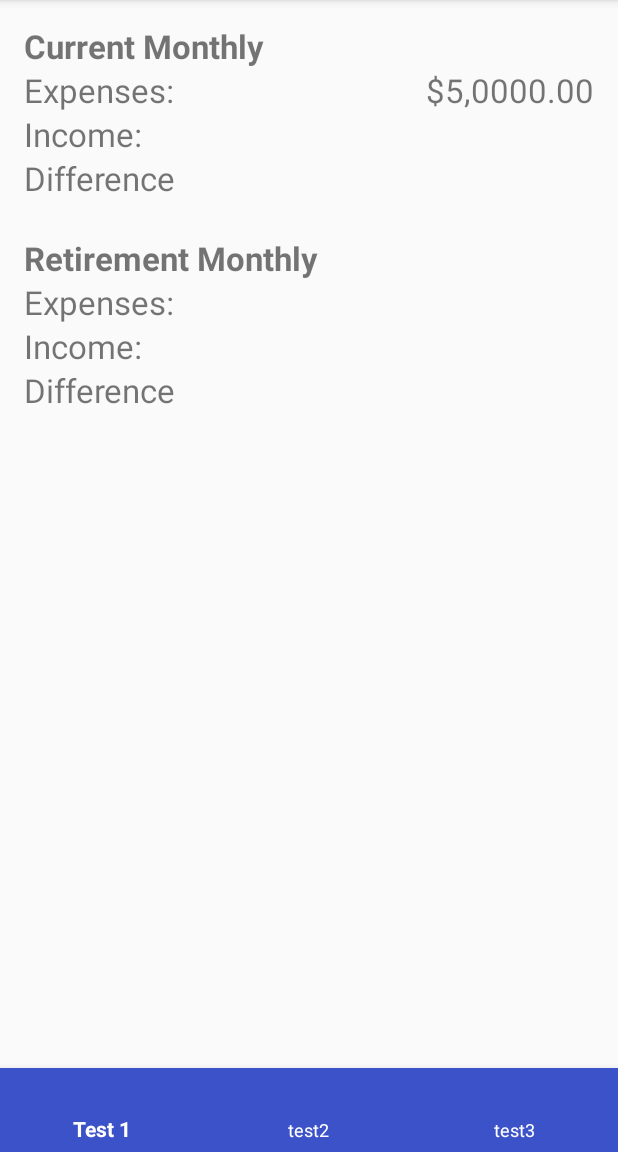
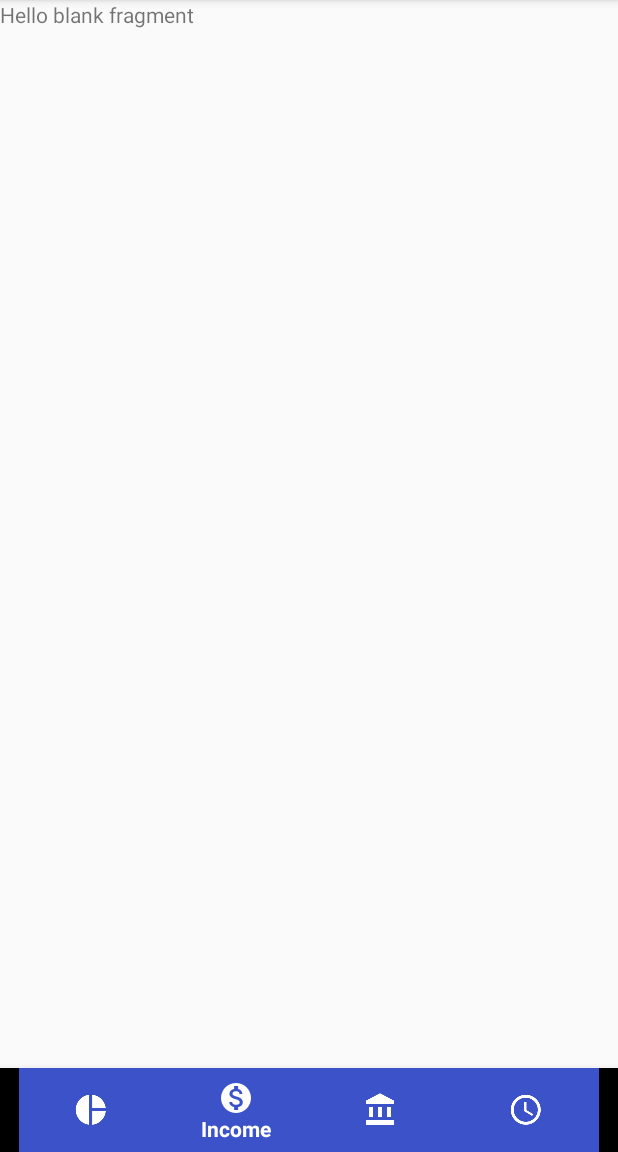
Before and after one commit to emuhlestein/FinancialPlanner, an Android app: the SummaryActivity screen opened directly, with no data from a screen before it, item 2 of the bottom bar chosen, on a phone screen of 412 x 824 dp, the part 84-1236 px from its top. Run offline under Robolectric (Android 15) with nearby library versions, the phone set to English and light mode, and no system bars; our stand-ins replace ButterKnife.

Commit message:
Add fragment for expenses, income, taxes and milestones.

```diff
--- /dev/null
+++ b/retirementhelper/src/main/java/com/intelliviz/retirementhelper/ui/IncomeFragment.java
@@ -0,0 +1,34 @@
+package com.intelliviz.retirementhelper.ui;
+
+
+import android.os.Bundle;
+import android.support.v4.app.Fragment;
+import android.view.LayoutInflater;
+import android.view.View;
+import android.view.ViewGroup;
+
+import com.intelliviz.retirementhelper.R;
+
+public class IncomeFragment extends Fragment {
+
+    public IncomeFragment() {
+        // Required empty public constructor
+    }
+
+    public static IncomeFragment newInstance() {
+        IncomeFragment fragment = new IncomeFragment();
+        return fragment;
+    }
+
+    @Override
+    public void onCreate(Bundle savedInstanceState) {
+        super.onCreate(savedInstanceState);
+    }
+
+    @Override
+    public View onCreateView(LayoutInflater inflater, ViewGroup container,
+                             Bundle savedInstanceState) {
+        // Inflate the layout for this fragment
+        return inflater.inflate(R.layout.fragment_expenses, container, false);
+    }
+}
--- a/retirementhelper/src/main/java/com/intelliviz/retirementhelper/ui/SummaryActivity.java
+++ b/retirementhelper/src/main/java/com/intelliviz/retirementhelper/ui/SummaryActivity.java
@@ -19,6 +19,10 @@ import butterknife.ButterKnife;
 
 public class SummaryActivity extends AppCompatActivity {
     private static final String SUMMARY_FRAG_TAG = "summary frag tag";
+    private static final String EXPENSES_FRAG_TAG = "expenses frag tag";
+    private static final String INCOME_FRAG_TAG = "income frag tag";
+    private static final String TAXES_FRAG_TAG = "taxes frag tag";
+    private static final String MILESTONES_FRAG_TAG = "milestones frag tag";
     @Bind(R.id.summary_toolbar) Toolbar mToolbar;
     @Bind(R.id.bottom_navigation) BottomNavigationView mBottonNavigation;
 
@@ -47,9 +51,38 @@ public class SummaryActivity extends AppCompatActivity {
         mBottonNavigation.setOnNavigationItemSelectedListener(new BottomNavigationView.OnNavigationItemSelectedListener() {
             @Override
             public boolean onNavigationItemSelected(@NonNull MenuItem item) {
+                FragmentManager fm = getSupportFragmentManager();
+                Fragment fragment = null;
+                FragmentTransaction ft = null;
                 switch(item.getItemId()) {
+                    case R.id.expenses_menu:
+                        fragment = ExpensesFragment.newInstance();
+                        ft = fm.beginTransaction();
+                        ft.replace(R.id.content_frame, fragment, EXPENSES_FRAG_TAG);
+                        ft.commit();
+                        break;
+                    case R.id.income_menu:
+                        fragment = IncomeFragment.newInstance();
+                        ft = fm.beginTransaction();
+                        ft.replace(R.id.content_frame, fragment, INCOME_FRAG_TAG);
+                        ft.commit();
+                        break;
+                    case R.id.taxes_menu:
+                        fragment = TaxesFragment.newInstance();
+                        ft = fm.beginTransaction();
+                        ft.replace(R.id.content_frame, fragment, TAXES_FRAG_TAG);
+                        ft.commit();
+                        break;
+                    case R.id.milestones_menu:
+                        fragment = MilestonesFragment.newInstance();
+                        ft = fm.beginTransaction();
+                        ft.replace(R.id.content_frame, fragment, MILESTONES_FRAG_TAG);
+                        ft.commit();
+                        break;
+                    default:
+                        return false;
                 }
-                return false;
+                return true;
             }
         });
     }
--- /dev/null
+++ b/retirementhelper/src/main/res/layout/fragment_expenses.xml
@@ -0,0 +1,13 @@
+<FrameLayout xmlns:android="http://schemas.android.com/apk/res/android"
+    xmlns:tools="http://schemas.android.com/tools"
+    android:layout_width="match_parent"
+    android:layout_height="match_parent"
+    tools:context="com.intelliviz.retirementhelper.ui.ExpensesFragment">
+
+    <!-- TODO: Update blank fragment layout -->
+    <TextView
+        android:layout_width="match_parent"
+        android:layout_height="match_parent"
+        android:text="@string/hello_blank_fragment" />
+
+</FrameLayout>
--- a/retirementhelper/src/main/res/menu/bottom_navigation_menu.xml
+++ b/retirementhelper/src/main/res/menu/bottom_navigation_menu.xml
@@ -2,21 +2,30 @@
 <menu xmlns:android="http://schemas.android.com/apk/res/android"
     xmlns:app="http://schemas.android.com/apk/res-auto">
     <item
-        android:id="@+id/item1"
+        android:id="@+id/expenses_menu"
         android:enabled="true"
-        android:title="Test 1"
+        android:title="Expenses"
+        android:icon="@mipmap/ic_pie_chart_black_24dp"
         app:showAsAction="ifRoom" />
 
     <item
-        android:id="@+id/item2"
+        android:id="@+id/income_menu"
         android:enabled="true"
-        android:title="test2"
+        android:title="Income"
+        android:icon="@mipmap/ic_monetization_on_black_24dp"
         app:showAsAction="ifRoom" />
 
     <item
-        android:id="@+id/item3"
+        android:id="@+id/taxes_menu"
         android:enabled="true"
-        android:title="test3"
+        android:title="Taxes"
+        android:icon="@mipmap/ic_account_balance_black_24dp"
+        app:showAsAction="ifRoom" />
+    <item
+        android:id="@+id/milestones_menu"
+        android:enabled="true"
+        android:title="Milestones"
+        android:icon="@mipmap/ic_schedule_black_24dp"
         app:showAsAction="ifRoom" />
 
 </menu>
```
Also changed, not shown: retirementhelper/src/main/java/com/intelliviz/retirementhelper/ui/ExpensesFragment.java (added, +34 -0 lines), retirementhelper/src/main/java/com/intelliviz/retirementhelper/ui/MilestonesFragment.java (added, +34 -0 lines), retirementhelper/src/main/java/com/intelliviz/retirementhelper/ui/TaxesFragment.java (added, +34 -0 lines), 1 other file.
